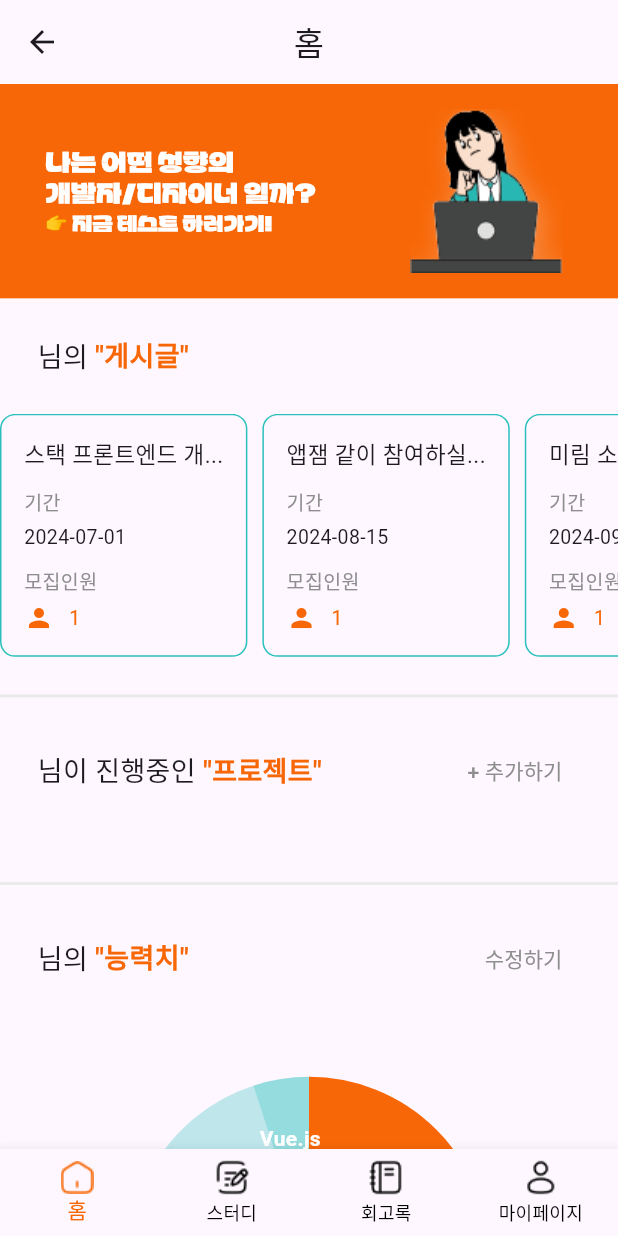
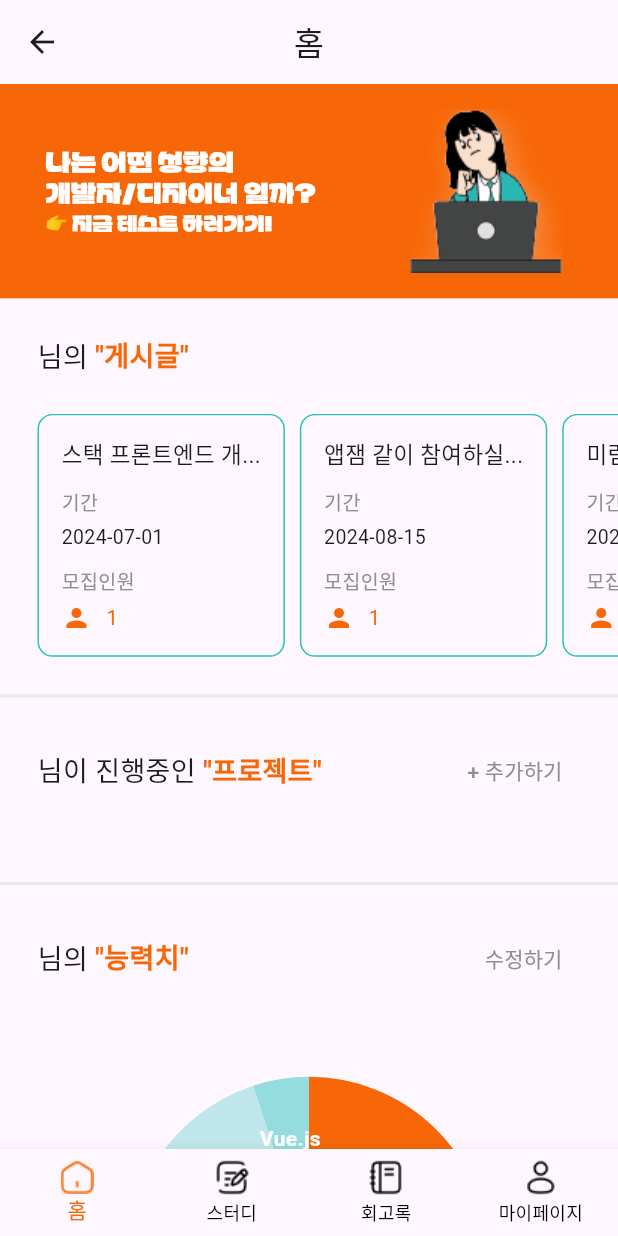
Before and after one commit to DreamOrReality/Dream-Or-Reality-Flutter, a Flutter app: the HomeScreen screen opened directly, on a phone screen of 412 x 824 dp. Run offline on Flutter 3.47's test engine with Material 3 defaults, Android fonts, the phone set to English and light mode, and no system bars; drawn by our look-alikes of fl_chart; our stand-ins replace shared_preferences, table_calendar; accounts and stored records are empty.

Commit message:
style. sizedbox

```diff
--- a/lib/screens/home_screen.dart
+++ b/lib/screens/home_screen.dart
@@ -110,6 +110,7 @@ class _HomeScreenState extends State<HomeScreen> {
                 child: Row(
                   // 나의 게시글을 불러옴
                   children: [
+                    SizedBox(width: 25), //이건 지우지 말것
                     buildMyPost(context, "스택 프론트엔드 개발자 구해요~", "2024-07-01", 1),
                     SizedBox(width: 10),
                     buildMyPost(context, "앱잼 같이 참여하실 분!", "2024-08-15", 1),
```
